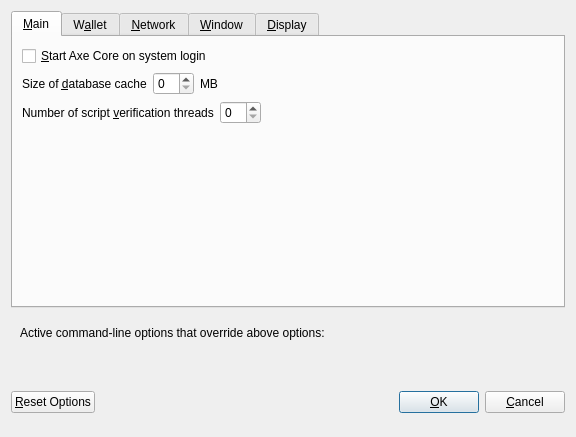
Old version of the form src/qt/forms/optionsdialog.ui in the repository AXErunners/axe.
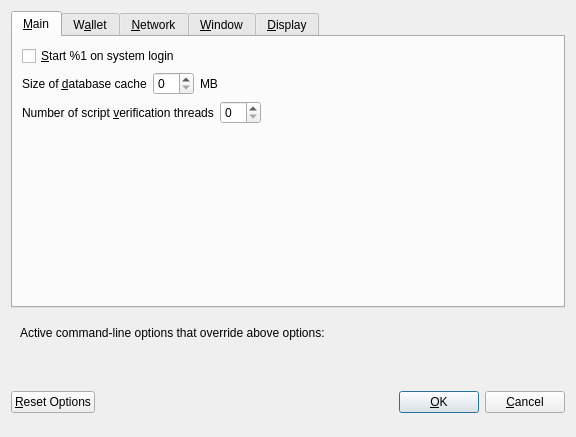
New version of the form. Custom widgets are drawn as their Qt base class.

Patch:
```diff
--- a/src/qt/forms/optionsdialog.ui
+++ b/src/qt/forms/optionsdialog.ui
@@ -33,7 +33,7 @@
           <string>Automatically start Axe Core after logging in to the system.</string>
          </property>
          <property name="text">
-          <string>&amp;Start Axe Core on system login</string>
+          <string>&amp;Start %1 on system login</string>
          </property>
         </widget>
        </item>
```
Left out of the diff: 12 changed lines with no effect on the pictures.
